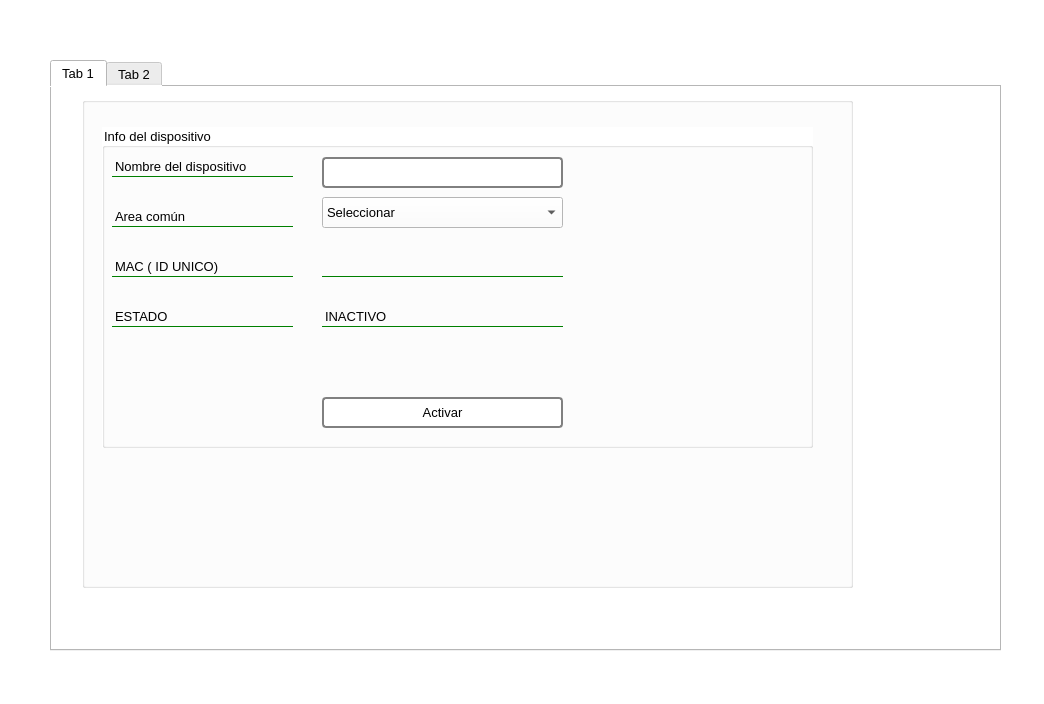
Above: frontend/uis/device_dialog.ui from NSnietol/device-ph before the change. Below: the same form after it.
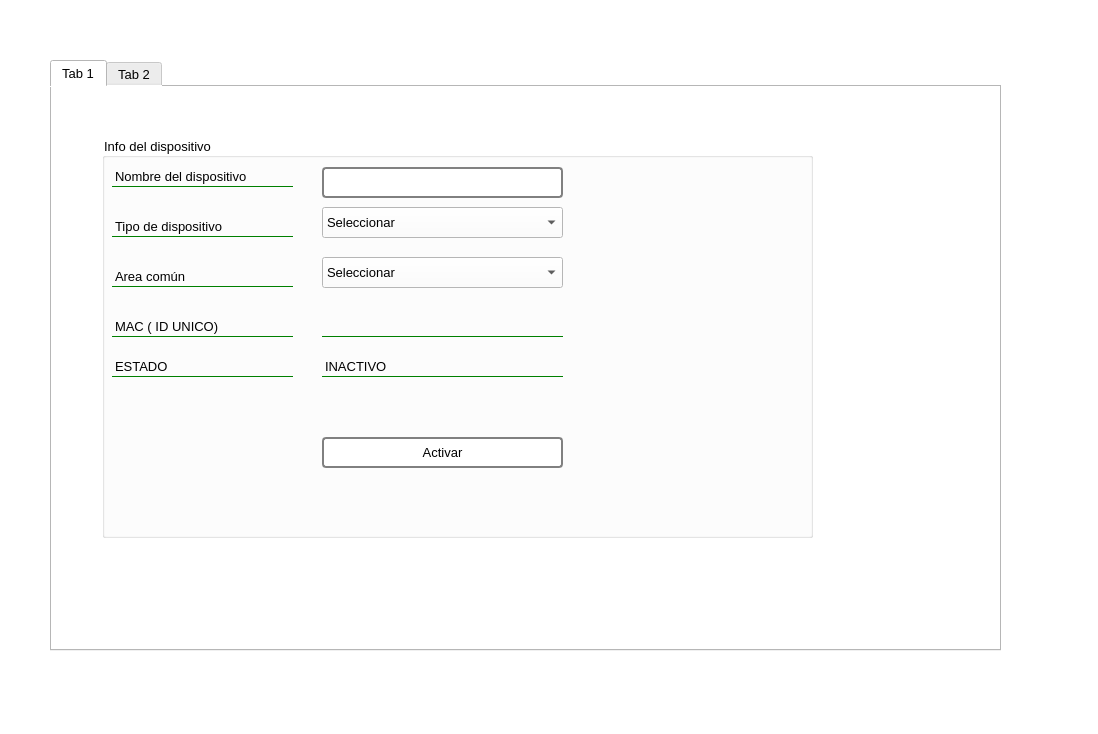
That is the form after the change.

Commit message: [update] device view - add device type

The edit to the form file:
```diff
--- a/frontend/uis/device_dialog.ui
+++ b/frontend/uis/device_dialog.ui
@@ -6,8 +6,8 @@
    <rect>
     <x>0</x>
     <y>0</y>
-    <width>1044</width>
-    <height>704</height>
+    <width>1098</width>
+    <height>734</height>
    </rect>
   </property>
   <property name="windowTitle">
@@ -52,28 +52,13 @@
     <attribute name="title">
      <string>Tab 1</string>
     </attribute>
-    <widget class="QGroupBox" name="group_box_dispositivo">
-     <property name="geometry">
-      <rect>
-       <x>30</x>
-       <y>10</y>
-       <width>771</width>
-       <height>491</height>
-      </rect>
-     </property>
-     <property name="styleSheet">
-      <string notr="true"/>
-     </property>
-     <property name="title">
-      <string/>
-     </property>
      <widget class="QGroupBox" name="group_box_inside_dispositivo">
       <property name="geometry">
        <rect>
-        <x>20</x>
-        <y>30</y>
+       <x>50</x>
+       <y>50</y>
         <width>711</width>
-        <height>321</height>
+       <height>401</height>
        </rect>
       </property>
       <property name="title">
@@ -108,7 +93,7 @@
         <string>Nombre del dispositivo</string>
        </property>
       </widget>
-      <widget class="QLabel" name="label_area_comun">
+     <widget class="QLabel" name="label_device_type">
        <property name="geometry">
         <rect>
          <x>10</x>
@@ -118,10 +103,10 @@
         </rect>
        </property>
        <property name="text">
-        <string>Area común</string>
-       </property>
-      </widget>
-      <widget class="QComboBox" name="combo_box_area_comun">
+       <string>Tipo de dispositivo</string>
+      </property>
+     </widget>
+     <widget class="QComboBox" name="combo_box_device_type">
        <property name="enabled">
         <bool>true</bool>
        </property>
@@ -143,7 +128,7 @@
        <property name="geometry">
         <rect>
          <x>220</x>
-         <y>270</y>
+        <y>300</y>
          <width>241</width>
          <height>31</height>
         </rect>
@@ -156,7 +141,7 @@
        <property name="geometry">
         <rect>
          <x>10</x>
-         <y>130</y>
+        <y>180</y>
          <width>181</width>
          <height>20</height>
         </rect>
@@ -169,7 +154,7 @@
        <property name="geometry">
         <rect>
          <x>220</x>
-         <y>130</y>
+        <y>180</y>
          <width>241</width>
          <height>20</height>
         </rect>
@@ -182,7 +167,7 @@
        <property name="geometry">
         <rect>
          <x>10</x>
-         <y>180</y>
+        <y>220</y>
          <width>181</width>
          <height>20</height>
         </rect>
@@ -195,7 +180,7 @@
        <property name="geometry">
         <rect>
          <x>220</x>
-         <y>180</y>
+        <y>220</y>
          <width>241</width>
          <height>20</height>
         </rect>
@@ -204,6 +189,36 @@
         <string>INACTIVO</string>
        </property>
       </widget>
+     <widget class="QLabel" name="label_area_comun">
+      <property name="geometry">
+       <rect>
+        <x>10</x>
+        <y>130</y>
+        <width>181</width>
+        <height>20</height>
+       </rect>
+      </property>
+      <property name="text">
+       <string>Area común</string>
+      </property>
+     </widget>
+     <widget class="QComboBox" name="combo_box_area_comun">
+      <property name="enabled">
+       <bool>true</bool>
+      </property>
+      <property name="geometry">
+       <rect>
+        <x>220</x>
+        <y>120</y>
+        <width>241</width>
+        <height>31</height>
+       </rect>
+      </property>
+      <item>
+       <property name="text">
+        <string>Seleccionar</string>
+       </property>
+      </item>
      </widget>
     </widget>
    </widget>
```
Left out of the diff: 4 changed lines with no effect on the pictures. Lines whose indentation alone changed are shown as unchanged. The commit also changes 1 other file.
